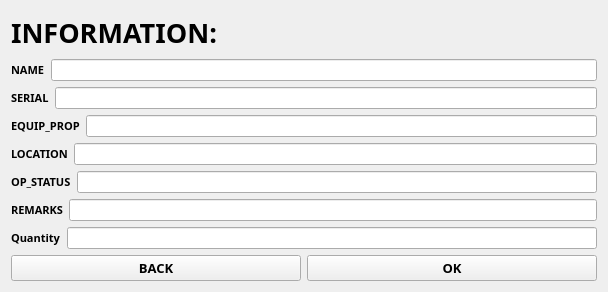
This is information.ui in markytools/sume-borrower-app as Qt 5 draws it before an edit. The edited form follows.
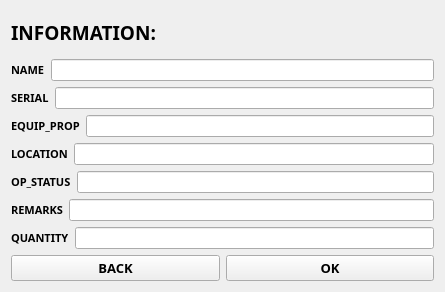
This is the edited form.

The edit to the form file:
```diff
--- a/information.ui
+++ b/information.ui
@@ -6,14 +6,14 @@
    <rect>
     <x>0</x>
     <y>0</y>
-    <width>608</width>
+    <width>445</width>
     <height>292</height>
    </rect>
   </property>
   <property name="minimumSize">
    <size>
-    <width>0</width>
-    <height>0</height>
+    <width>445</width>
+    <height>292</height>
    </size>
   </property>
   <property name="maximumSize">
@@ -33,7 +33,7 @@
        <property name="font">
         <font>
          <family>Segoe UI Black</family>
-         <pointsize>20</pointsize>
+         <pointsize>14</pointsize>
          <weight>75</weight>
          <bold>true</bold>
         </font>
@@ -196,7 +196,7 @@
               </font>
              </property>
              <property name="text">
-              <string>Quantity</string>
+              <string>QUANTITY</string>
              </property>
             </widget>
            </item>
```
